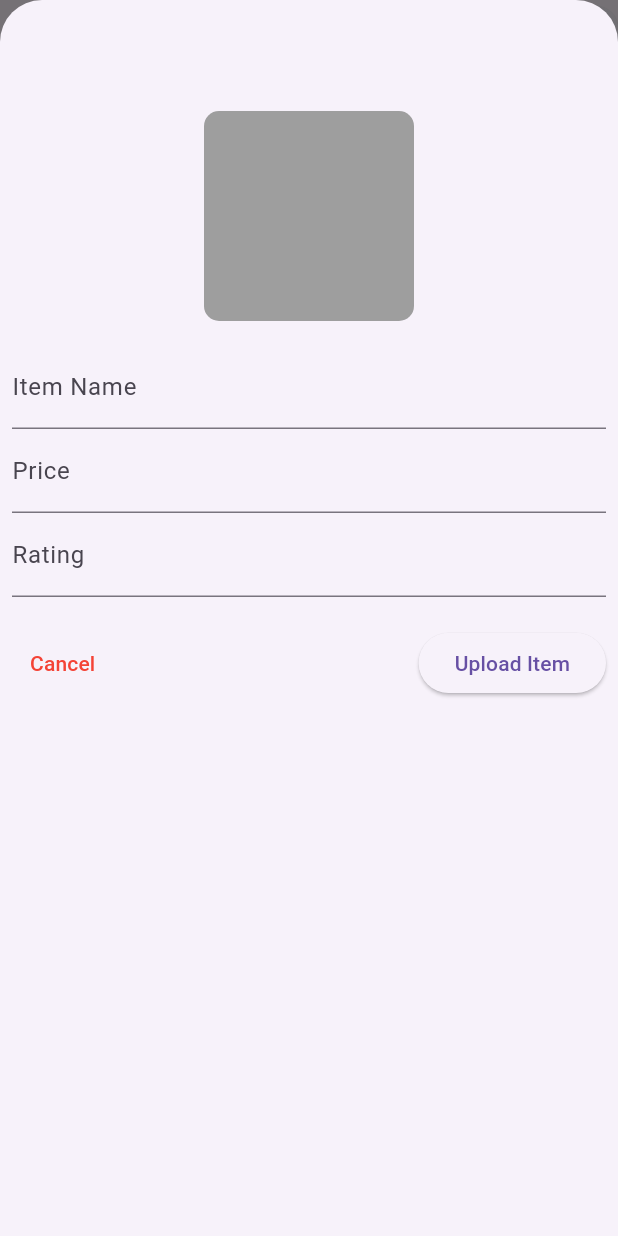
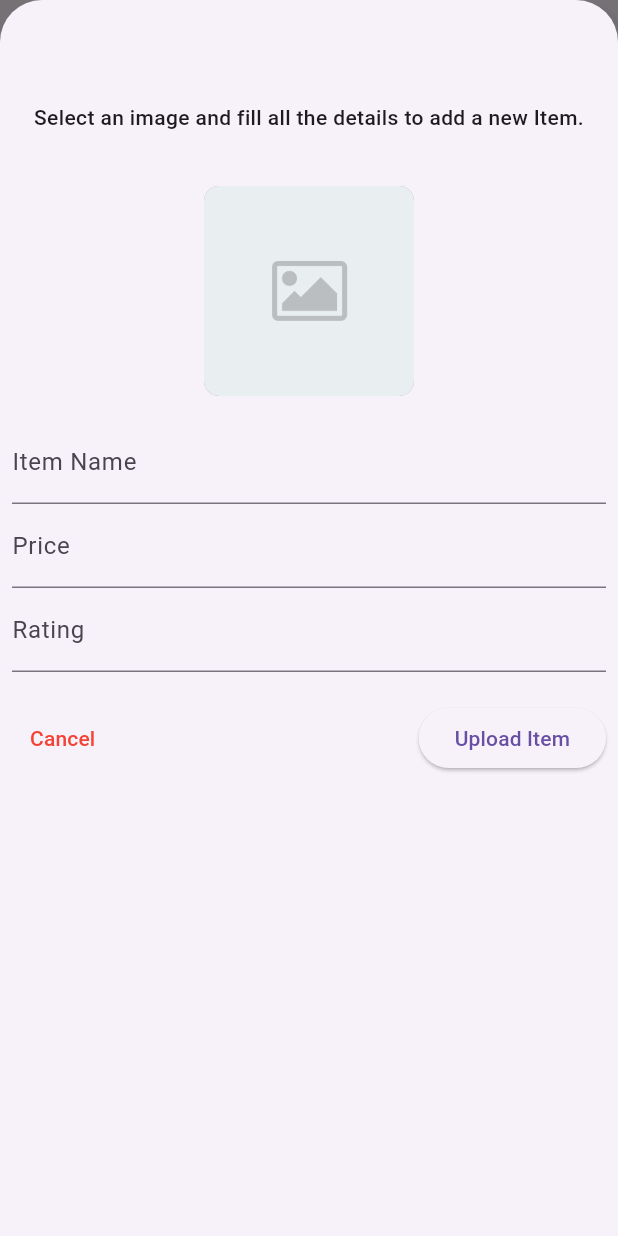
Before and after one commit to Adityasharma121415/home_bite, a Flutter app: the SellerDynamicMenuPage screen opened directly with empty values, after a tap on "Add Item", on a phone screen of 412 x 824 dp. Run offline on Flutter 3.47's test engine with Material 3 defaults, Android fonts, the light colour scheme and no system bars; our stand-ins replace cloud_firestore, firebase_auth, firebase_core, firebase_storage, google_fonts, image_picker; accounts and stored records are empty.

Commit message:
changed the placeholders for images

```diff
--- a/lib/seller_screens/seller_add_item_tomenu.dart
+++ b/lib/seller_screens/seller_add_item_tomenu.dart
@@ -49,8 +49,11 @@ void addNewItem(BuildContext context, String categoryId, String cookId) {
                 child: Column(
                   children: [
                     const SizedBox(
-                      height: 50,
+                      height: 60,
+
                     ),
+                    const Text('Select an image and fill all the details to add a new Item.',style: TextStyle(fontWeight: FontWeight.w500),textAlign: TextAlign.center),
+                    const SizedBox(height: 20,),
                     CupertinoButton(
                       onPressed: () async {
                         XFile? selectedFile = await ImagePicker()
@@ -69,7 +72,7 @@ void addNewItem(BuildContext context, String categoryId, String cookId) {
                           width: 140,
                           height: 140,
                           child: (newItemPic == null)
-                              ? null
+                              ? Image.asset('assets/images/imageplaceholder.png')
                               : Image.file(
                                   newItemPic!,
                                   fit: BoxFit.cover,
--- a/lib/seller_screens/seller_dynamic_menu_functions.dart
+++ b/lib/seller_screens/seller_dynamic_menu_functions.dart
@@ -276,7 +276,7 @@ void deleteDocumentWithConfirmation(
                     const SizedBox(
                       height: 50,
                     ),
-                    const Text('To edit the Item Name and Price, modify the data. \nTo change the Image, tap on the Image.',style: TextStyle(fontWeight: FontWeight.w500),textAlign: TextAlign.center),
+                    const Text('Tap on the image to change it and edit the fields as per requirement.',style: TextStyle(fontWeight: FontWeight.w500),textAlign: TextAlign.center),
                     const SizedBox(height: 10,),
                     Row(
                       mainAxisAlignment: MainAxisAlignment.center,
--- a/lib/user_screens/signuppage.dart
+++ b/lib/user_screens/signuppage.dart
@@ -197,8 +197,8 @@ class _SignUpPageState extends State<SignUpPage> {
                         },
                         child:  CircleAvatar(
                           radius: 60,
-                          backgroundImage: (profilepic!=null)?FileImage(profilepic!):null,
-                          backgroundColor: Colors.blueAccent,
+                          backgroundImage: (profilepic!=null)?FileImage(profilepic!):const AssetImage('assets/images/profileplaceholder.jpg') as ImageProvider<Object>,
+                          backgroundColor: const Color.fromARGB(255, 118, 122, 130),
                         ),
                       ),
                       const SizedBox(
```
Also changed, not shown: assets/images/imageplaceholder.png (added), assets/images/profileplaceholder.jpg (added).
